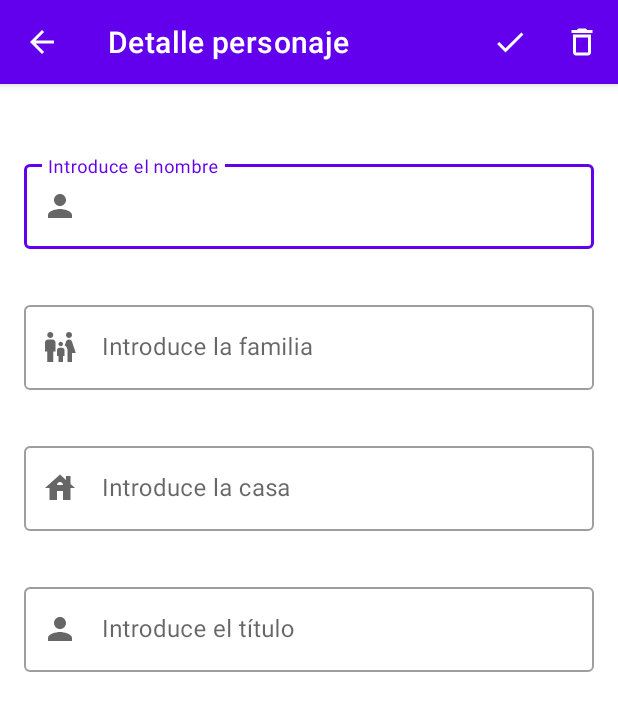
After one commit to mnceleiro/Android-GOT-App, an Android app: the CharacterDetailActivity screen opened directly, with no data from a screen before it, on a phone screen of 412 x 824 dp. The commit adds this screen. Shown: the top 711 px of the screen. Run offline under Robolectric (Android 15) with nearby library versions, the phone set to English and light mode, and no system bars.

Commit message:
Parcial implementation of character add/detail. AlertDialog, FloatingActionButton and Options menu were used for it

```diff
--- /dev/null
+++ b/app/src/main/java/es/mnceleiro/pmdm/listagot/activities/CharacterDetailActivity.kt
@@ -0,0 +1,54 @@
+package es.mnceleiro.pmdm.listagot.activities
+
+import androidx.appcompat.app.AppCompatActivity
+import android.os.Bundle
+import android.view.Menu
+import android.view.MenuItem
+import android.view.View
+import android.widget.Toast
+import androidx.appcompat.app.AlertDialog
+import com.google.android.material.snackbar.Snackbar
+import es.mnceleiro.pmdm.listagot.R
+import es.mnceleiro.pmdm.listagot.databinding.ActivityCharacterDetailBinding
+
+class CharacterDetailActivity : AppCompatActivity() {
+
+    private lateinit var binding: ActivityCharacterDetailBinding
+
+    override fun onCreate(savedInstanceState: Bundle?) {
+        super.onCreate(savedInstanceState)
+        binding = ActivityCharacterDetailBinding.inflate(layoutInflater)
+        setContentView(binding.root)
+    }
+
+    override fun onCreateOptionsMenu(menu: Menu?): Boolean {
+        menuInflater.inflate(R.menu.menu_character_detail, menu)
+
+        return true
+    }
+
+    override fun onOptionsItemSelected(item: MenuItem): Boolean {
+        return when (item.itemId) {
+            R.id.action_save_or_update -> {
+                Toast.makeText(this, "Personaje guardado correctamente.", Toast.LENGTH_SHORT).show()
+                finish()
+                true
+            }
+
+            R.id.action_delete -> {
+                val builder = AlertDialog.Builder(this)
+
+                builder.setTitle("Eliminar personaje")
+                    .setMessage("La película seleccionada va a ser eliminada, ¿está seguro?")
+                    .setPositiveButton("Aceptar") { _, _ ->
+                        Toast.makeText(this, "Personaje eliminado.", Toast.LENGTH_SHORT).show()
+                        finish()
+                    }.setNegativeButton("Cancelar", null)
+                    .show()
+
+                true
+            }
+            else -> super.onOptionsItemSelected(item)
+        }
+    }
+}
--- a/app/src/main/java/es/mnceleiro/pmdm/listagot/adapters/CharacterListAdapter.kt
+++ b/app/src/main/java/es/mnceleiro/pmdm/listagot/adapters/CharacterListAdapter.kt
@@ -1,11 +1,13 @@
 package es.mnceleiro.pmdm.listagot.adapters
 
+import android.content.Intent
 import android.view.LayoutInflater
 import android.view.ViewGroup
 import android.widget.Toast
 import androidx.recyclerview.widget.RecyclerView
 import androidx.recyclerview.widget.RecyclerView.ViewHolder
 import com.squareup.picasso.Picasso
+import es.mnceleiro.pmdm.listagot.activities.CharacterDetailActivity
 import es.mnceleiro.pmdm.listagot.databinding.ItemCharacterListBinding
 import es.mnceleiro.pmdm.listagot.model.entities.GotCharacter
 
@@ -32,7 +34,9 @@ class CharacterListAdapter(var characterList: List<GotCharacter>) : RecyclerView
             Picasso.get().load(character.url).into(itemBinding.ivCharacter)
 
             itemBinding.root.setOnClickListener {
-                Toast.makeText(itemBinding.root.context, character.toString(), Toast.LENGTH_SHORT).show()
+                val intent = Intent(itemBinding.root.context, CharacterDetailActivity::class.java)
+
+                itemBinding.root.context.startActivity(intent)
             }
         }
     }
--- /dev/null
+++ b/app/src/main/res/drawable/ic_baseline_family_restroom_24.xml
@@ -0,0 +1,5 @@
+<vector android:height="24dp" android:tint="?attr/colorControlNormal"
+    android:viewportHeight="24" android:viewportWidth="24"
+    android:width="24dp" xmlns:android="http://schemas.android.com/apk/res/android">
+    <path android:fillColor="@android:color/white" android:pathData="M16,4c0,-1.11 0.89,-2 2,-2s2,0.89 2,2s-0.89,2 -2,2S16,5.11 16,4zM20,22v-6h2.5l-2.54,-7.63C19.68,7.55 18.92,7 18.06,7h-0.12c-0.86,0 -1.63,0.55 -1.9,1.37l-0.86,2.58C16.26,11.55 17,12.68 17,14v8H20zM12.5,11.5c0.83,0 1.5,-0.67 1.5,-1.5s-0.67,-1.5 -1.5,-1.5S11,9.17 11,10S11.67,11.5 12.5,11.5zM5.5,6c1.11,0 2,-0.89 2,-2s-0.89,-2 -2,-2s-2,0.89 -2,2S4.39,6 5.5,6zM7.5,22v-7H9V9c0,-1.1 -0.9,-2 -2,-2H4C2.9,7 2,7.9 2,9v6h1.5v7H7.5zM14,22v-4h1v-4c0,-0.82 -0.68,-1.5 -1.5,-1.5h-2c-0.82,0 -1.5,0.68 -1.5,1.5v4h1v4H14z"/>
+</vector>
--- /dev/null
+++ b/app/src/main/res/drawable/ic_baseline_house_24.xml
@@ -0,0 +1,5 @@
+<vector android:height="24dp" android:tint="?attr/colorControlNormal"
+    android:viewportHeight="24" android:viewportWidth="24"
+    android:width="24dp" xmlns:android="http://schemas.android.com/apk/res/android">
+    <path android:fillColor="@android:color/white" android:pathData="M19,9.3V4h-3v2.6L12,3L2,12h3v8h5v-6h4v6h5v-8h3L19,9.3zM10,10c0,-1.1 0.9,-2 2,-2s2,0.9 2,2H10z"/>
+</vector>
--- /dev/null
+++ b/app/src/main/res/drawable/ic_baseline_person_24.xml
@@ -0,0 +1,5 @@
+<vector android:height="24dp" android:tint="?attr/colorControlNormal"
+    android:viewportHeight="24" android:viewportWidth="24"
+    android:width="24dp" xmlns:android="http://schemas.android.com/apk/res/android">
+    <path android:fillColor="@android:color/white" android:pathData="M12,12c2.21,0 4,-1.79 4,-4s-1.79,-4 -4,-4 -4,1.79 -4,4 1.79,4 4,4zM12,14c-2.67,0 -8,1.34 -8,4v2h16v-2c0,-2.66 -5.33,-4 -8,-4z"/>
+</vector>
--- /dev/null
+++ b/app/src/main/res/drawable/ic_outline_check_white_24.xml
@@ -0,0 +1,5 @@
+<vector android:height="24dp" android:tint="#FFFFFF"
+    android:viewportHeight="24" android:viewportWidth="24"
+    android:width="24dp" xmlns:android="http://schemas.android.com/apk/res/android">
+    <path android:fillColor="@android:color/white" android:pathData="M9,16.17L4.83,12l-1.42,1.41L9,19 21,7l-1.41,-1.41L9,16.17z"/>
+</vector>
--- /dev/null
+++ b/app/src/main/res/drawable/ic_outline_delete_white_24.xml
@@ -0,0 +1,5 @@
+<vector android:height="24dp" android:tint="#FFFFFF"
+    android:viewportHeight="24" android:viewportWidth="24"
+    android:width="24dp" xmlns:android="http://schemas.android.com/apk/res/android">
+    <path android:fillColor="@android:color/white" android:pathData="M16,9v10H8V9h8m-1.5,-6h-5l-1,1H5v2h14V4h-3.5l-1,-1zM18,7H6v12c0,1.1 0.9,2 2,2h8c1.1,0 2,-0.9 2,-2V7z"/>
+</vector>
--- /dev/null
+++ b/app/src/main/res/layout/activity_character_detail.xml
@@ -0,0 +1,85 @@
+<?xml version="1.0" encoding="utf-8"?>
+<androidx.constraintlayout.widget.ConstraintLayout xmlns:android="http://schemas.android.com/apk/res/android"
+    android:id="@+id/layout_character_detail"
+    xmlns:app="http://schemas.android.com/apk/res-auto"
+    xmlns:tools="http://schemas.android.com/tools"
+    android:layout_width="match_parent"
+    android:layout_height="match_parent"
+    android:padding="16dp"
+    tools:context=".activities.CharacterDetailActivity">
+
+    <com.google.android.material.textfield.TextInputLayout
+        android:id="@+id/textInputLayout"
+        style="@style/Widget.MaterialComponents.TextInputLayout.OutlinedBox"
+        android:layout_width="0dp"
+        android:layout_height="wrap_content"
+        android:layout_marginTop="32dp"
+        app:layout_constraintEnd_toEndOf="parent"
+        app:layout_constraintStart_toStartOf="parent"
+        app:layout_constraintTop_toTopOf="parent"
+        app:startIconDrawable="@drawable/ic_baseline_person_24">
+
+        <com.google.android.material.textfield.TextInputEditText
+            android:id="@+id/et_character_name"
+            android:layout_width="match_parent"
+            android:layout_height="wrap_content"
+            android:autofillHints="name"
+            android:hint="Introduce el nombre" />
+
+    </com.google.android.material.textfield.TextInputLayout>
+
+    <com.google.android.material.textfield.TextInputLayout
+        android:id="@+id/textInputLayout2"
+        style="@style/Widget.MaterialComponents.TextInputLayout.OutlinedBox"
+        android:layout_width="0dp"
+        android:layout_height="wrap_content"
+        android:layout_marginTop="32dp"
+        app:layout_constraintEnd_toEndOf="parent"
+        app:layout_constraintStart_toStartOf="parent"
+        app:layout_constraintTop_toBottomOf="@+id/textInputLayout"
+        app:startIconDrawable="@drawable/ic_baseline_family_restroom_24">
+
+        <com.google.android.material.textfield.TextInputEditText
+            android:id="@+id/et_character_family"
+            android:layout_width="match_parent"
+            android:layout_height="wrap_content"
+            android:hint="Introduce la familia" />
+    </com.google.android.material.textfield.TextInputLayout>
+
+    <com.google.android.material.textfield.TextInputLayout
+        android:id="@+id/textInputLayout3"
+        style="@style/Widget.MaterialComponents.TextInputLayout.OutlinedBox"
+        android:layout_width="0dp"
+        android:layout_height="wrap_content"
+        android:layout_marginTop="32dp"
+        app:layout_constraintEnd_toEndOf="parent"
+        app:layout_constraintStart_toStartOf="parent"
+        app:layout_constraintTop_toBottomOf="@+id/textInputLayout2"
+        app:startIconDrawable="@drawable/ic_baseline_house_24">
+
+        <com.google.android.material.textfield.TextInputEditText
+            android:id="@+id/et_character_house"
+            android:layout_width="match_parent"
+            android:layout_height="wrap_content"
+            android:hint="Introduce la casa" />
+    </com.google.android.material.textfield.TextInputLayout>
+
+    <com.google.android.material.textfield.TextInputLayout
+        style="@style/Widget.MaterialComponents.TextInputLayout.OutlinedBox"
+        android:layout_width="0dp"
+        android:layout_height="wrap_content"
+        android:layout_marginTop="32dp"
+        app:layout_constraintEnd_toEndOf="parent"
+        app:layout_constraintStart_toStartOf="parent"
+        app:layout_constraintTop_toBottomOf="@+id/textInputLayout3"
+        app:startIconDrawable="@drawable/ic_baseline_person_24">
+
+        <com.google.android.material.textfield.TextInputEditText
+            android:id="@+id/et_character_title"
+            android:layout_width="match_parent"
+            android:layout_height="wrap_content"
+            android:hint="Introduce el título" />
+    </com.google.android.material.textfield.TextInputLayout>
+
+
+</androidx.constraintlayout.widget.ConstraintLayout>
--- /dev/null
+++ b/app/src/main/res/menu/menu_character_detail.xml
@@ -0,0 +1,19 @@
+<?xml version="1.0" encoding="utf-8"?>
+<menu xmlns:app="http://schemas.android.com/apk/res-auto"
+    xmlns:android="http://schemas.android.com/apk/res/android">
+
+    <item
+        android:id="@+id/action_save_or_update"
+        android:icon="@drawable/ic_outline_check_white_24"
+        android:orderInCategory="300"
+        android:title="Guardar"
+        app:showAsAction="ifRoom" />
+
+    <item
+        android:id="@+id/action_delete"
+        android:orderInCategory="300"
+        android:icon="@drawable/ic_outline_delete_white_24"
+        android:title="Eliminar"
+        app:showAsAction="ifRoom" />
+
+</menu>
```
Also changed, not shown: app/src/main/AndroidManifest.xml (+11 -4 lines), app/src/main/java/es/mnceleiro/pmdm/listagot/activities/CharacterListActivity.kt (renamed from app/src/main/java/es/mnceleiro/pmdm/listagot/activities/MainActivity.kt, +19 -6 lines), app/src/main/res/drawable/ic_baseline_add_24.xml (added, +11 -0 lines), app/src/main/res/drawable/ic_search_black_24dp.xml (added, +9 -0 lines), app/src/main/res/layout/activity_character_list.xml (added, +27 -0 lines), app/src/main/res/layout/activity_main.xml (deleted, +0 -14 lines).
